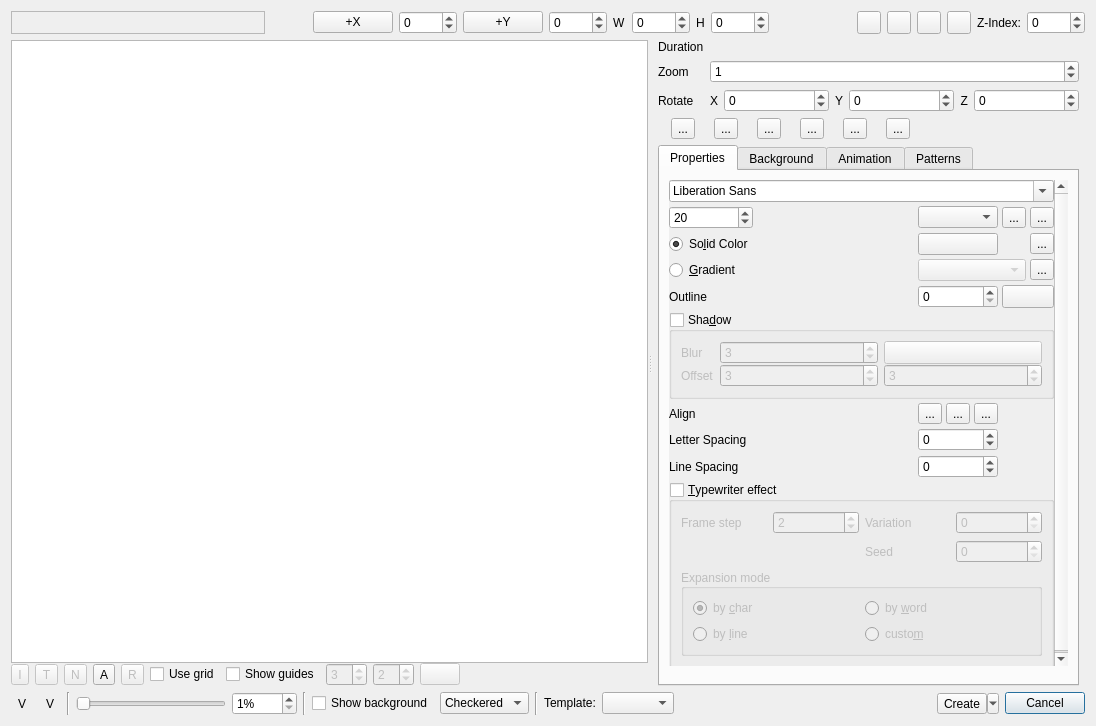
The window that src/ui/titlewidget_ui.ui (KDE/kdenlive) describes before a commit, drawn with Qt 5.
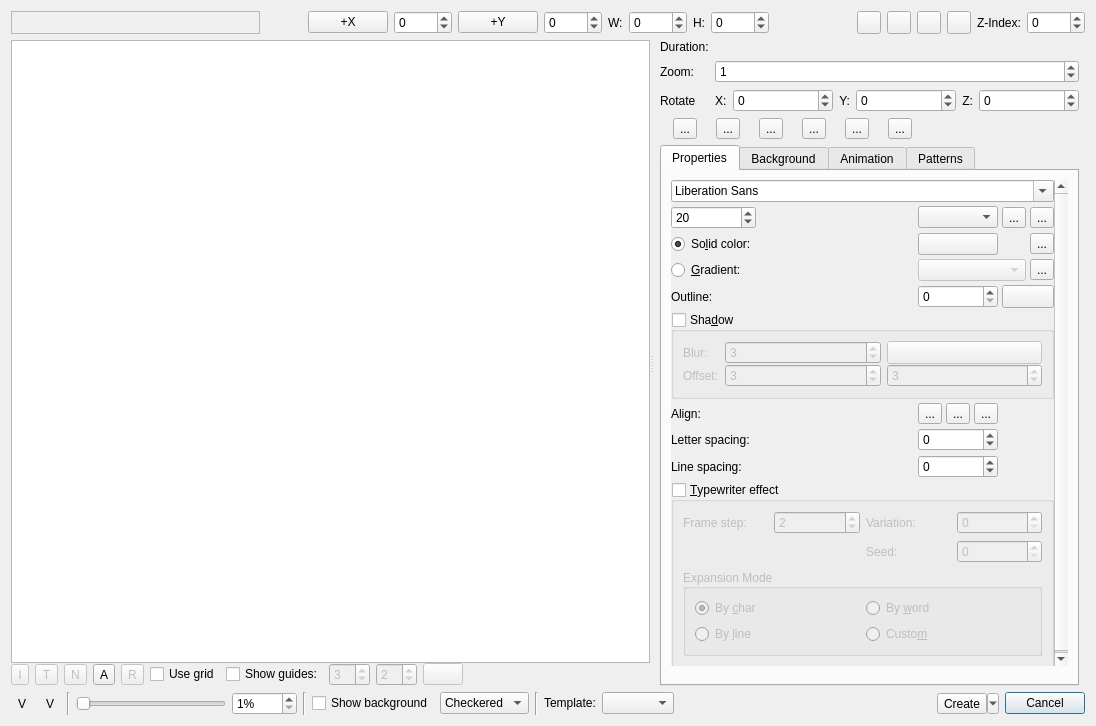
The same window after the commit. Icons and pictures are not drawn. Custom widgets are drawn as their Qt base class.

The edit to the form file:
```diff
--- a/src/ui/titlewidget_ui.ui
+++ b/src/ui/titlewidget_ui.ui
@@ -306,7 +306,7 @@
       <item row="0" column="6">
        <widget class="QLabel" name="label_height">
         <property name="text">
-         <string>H</string>
+         <string>H:</string>
         </property>
        </widget>
       </item>
@@ -344,7 +344,7 @@
       <item row="0" column="4">
        <widget class="QLabel" name="label_width">
         <property name="text">
-         <string>W</string>
+         <string>W:</string>
         </property>
        </widget>
       </item>
@@ -473,7 +473,7 @@
        <item row="3" column="6">
         <widget class="QCheckBox" name="show_guides">
          <property name="text">
-          <string>Show guides</string>
+          <string>Show guides:</string>
          </property>
         </widget>
        </item>
@@ -546,7 +546,7 @@
          <item>
           <widget class="QLabel" name="label_rotateX">
            <property name="text">
-            <string>X</string>
+            <string>X:</string>
            </property>
           </widget>
          </item>
@@ -569,7 +569,7 @@
          <item>
           <widget class="QLabel" name="label_rotateY">
            <property name="text">
-            <string>Y</string>
+            <string>Y:</string>
            </property>
            <property name="alignment">
             <set>Qt::AlignRight|Qt::AlignTrailing|Qt::AlignVCenter</set>
@@ -595,7 +595,7 @@
          <item>
           <widget class="QLabel" name="label_rotateZ">
            <property name="text">
-            <string>Z</string>
+            <string>Z:</string>
            </property>
            <property name="alignment">
             <set>Qt::AlignRight|Qt::AlignTrailing|Qt::AlignVCenter</set>
@@ -623,14 +623,14 @@
        <item row="0" column="0">
         <widget class="QLabel" name="label_duration">
          <property name="text">
-          <string>Duration</string>
+          <string>Duration:</string>
          </property>
         </widget>
        </item>
        <item row="1" column="0">
         <widget class="QLabel" name="label_itemzoom">
          <property name="text">
-          <string>Zoom</string>
+          <string>Zoom:</string>
          </property>
         </widget>
        </item>
@@ -747,7 +747,7 @@
                          </sizepolicy>
                         </property>
                         <property name="text">
-                         <string>Blur</string>
+                         <string>Blur:</string>
                         </property>
                        </widget>
                       </item>
@@ -787,7 +787,7 @@
                          </sizepolicy>
                         </property>
                         <property name="text">
-                         <string>Offset</string>
+                         <string>Offset:</string>
                         </property>
                        </widget>
                       </item>
@@ -850,7 +850,7 @@
                    <item row="8" column="0">
                     <widget class="QLabel" name="label_lineSpacing">
                      <property name="text">
-                      <string>Line Spacing</string>
+                      <string>Line spacing:</string>
                      </property>
                     </widget>
                    </item>
@@ -873,7 +873,7 @@
                       </sizepolicy>
                      </property>
                      <property name="text">
-                      <string>&amp;Gradient</string>
+                      <string>&amp;Gradient:</string>
                      </property>
                     </widget>
                    </item>
@@ -889,7 +889,7 @@
                       </sizepolicy>
                      </property>
                      <property name="text">
-                      <string>So&amp;lid Color</string>
+                      <string>So&amp;lid color:</string>
                      </property>
                      <property name="checked">
                       <bool>true</bool>
@@ -912,7 +912,7 @@
                       </sizepolicy>
                      </property>
                      <property name="text">
-                      <string>Outline</string>
+                      <string>Outline:</string>
                      </property>
                     </widget>
                    </item>
@@ -931,14 +931,14 @@
                       <item row="0" column="2">
                        <widget class="QLabel" name="label_variation">
                         <property name="text">
-                         <string>Variation</string>
+                         <string>Variation:</string>
                         </property>
                        </widget>
                       </item>
                       <item row="2" column="0" colspan="4">
                        <widget class="QGroupBox" name="groupBox_2">
                         <property name="title">
-                         <string>Expansion mode</string>
+                         <string>Expansion Mode</string>
                         </property>
                         <property name="alignment">
                          <set>Qt::AlignLeading|Qt::AlignLeft|Qt::AlignVCenter</set>
@@ -950,7 +950,7 @@
                          <item row="0" column="0">
                           <widget class="QRadioButton" name="tw_rd_char">
                            <property name="text">
-                            <string>by &amp;char</string>
+                            <string>By &amp;char</string>
                            </property>
                            <property name="checked">
                             <bool>true</bool>
@@ -960,21 +960,21 @@
                          <item row="0" column="1">
                           <widget class="QRadioButton" name="tw_rd_word">
                            <property name="text">
-                            <string>by &amp;word</string>
+                            <string>By &amp;word</string>
                            </property>
                           </widget>
                          </item>
                          <item row="1" column="0">
                           <widget class="QRadioButton" name="tw_rd_line">
                            <property name="text">
-                            <string>by &amp;line</string>
+                            <string>By &amp;line</string>
                            </property>
                           </widget>
                          </item>
                          <item row="1" column="1">
                           <widget class="QRadioButton" name="tw_rd_custom">
                            <property name="text">
-                            <string>custo&amp;m</string>
+                            <string>Custo&amp;m</string>
                            </property>
                           </widget>
                          </item>
@@ -984,7 +984,7 @@
                       <item row="0" column="0">
                        <widget class="QLabel" name="label_frameStep">
                         <property name="text">
-                         <string>Frame step</string>
+                         <string>Frame step:</string>
                         </property>
                        </widget>
                       </item>
@@ -998,7 +998,7 @@
                       <item row="1" column="2">
                        <widget class="QLabel" name="label_seed">
                         <property name="text">
-                         <string>Seed</string>
+                         <string>Seed:</string>
                         </property>
                        </widget>
                       </item>
@@ -1107,7 +1107,7 @@
                    <item row="7" column="0">
                     <widget class="QLabel" name="label_letterSpacing">
                      <property name="text">
-                      <string>Letter Spacing</string>
+                      <string>Letter spacing:</string>
                      </property>
                     </widget>
                    </item>
@@ -1133,7 +1133,7 @@
                    <item row="6" column="0">
                     <widget class="QLabel" name="label_textAlign">
                      <property name="text">
-                      <string>Align</string>
+                      <string>Align:</string>
                      </property>
                     </widget>
                    </item>
```
Left out of the diff: 34 changed lines with no effect on the pictures.
